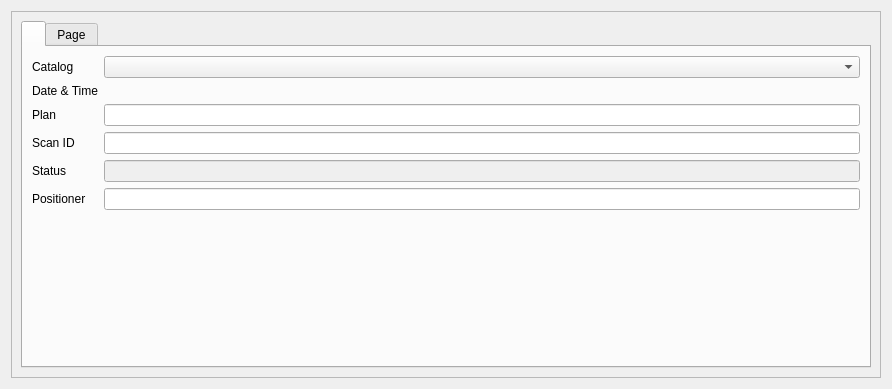
BCDA-APS/gemviz, file gemviz23/demo/resources/filterpanel.ui: the form before one commit.
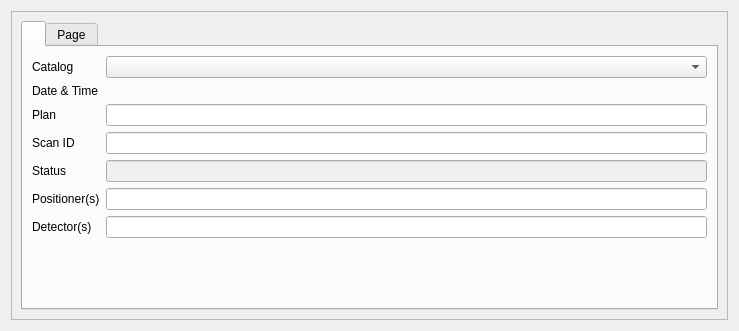
The form after the commit.

Commit message: Add search for detectors to filterpanel #69

Diff of the .ui file:
```diff
--- a/gemviz23/demo/resources/filterpanel.ui
+++ b/gemviz23/demo/resources/filterpanel.ui
@@ -6,8 +6,8 @@
    <rect>
     <x>0</x>
     <y>0</y>
-    <width>892</width>
-    <height>389</height>
+    <width>739</width>
+    <height>331</height>
    </rect>
   </property>
   <property name="windowTitle">
@@ -24,8 +24,8 @@
        <rect>
         <x>0</x>
         <y>0</y>
-        <width>872</width>
-        <height>369</height>
+        <width>719</width>
+        <height>311</height>
        </rect>
       </property>
       <layout class="QVBoxLayout" name="verticalLayout">
@@ -116,12 +116,29 @@
               <string>Search for runs with these motor(s). Use blank space to separate more than one motor name. (such as &quot;m1&quot; &quot;m2&quot;)</string>
              </property>
              <property name="text">
-              <string>Positioner</string>
+              <string>Positioner(s)</string>
              </property>
             </widget>
            </item>
            <item row="5" column="1">
-            <widget class="QLineEdit" name="positioner">
+            <widget class="QLineEdit" name="positioners">
+             <property name="toolTip">
+              <string/>
+             </property>
+            </widget>
+           </item>
+           <item row="6" column="0">
+            <widget class="QLabel" name="detector_label">
+             <property name="toolTip">
+              <string>Search for runs with these detector(s). Use a comma to separate more than one name. (such as &quot;diode, I0&quot;)</string>
+             </property>
+             <property name="text">
+              <string>Detector(s)</string>
+             </property>
+            </widget>
+           </item>
+           <item row="6" column="1">
+            <widget class="QLineEdit" name="detectors">
              <property name="toolTip">
               <string/>
              </property>
```
Left out of the diff: 2 changed lines with no effect on the pictures. The commit also changes 2 other files.
